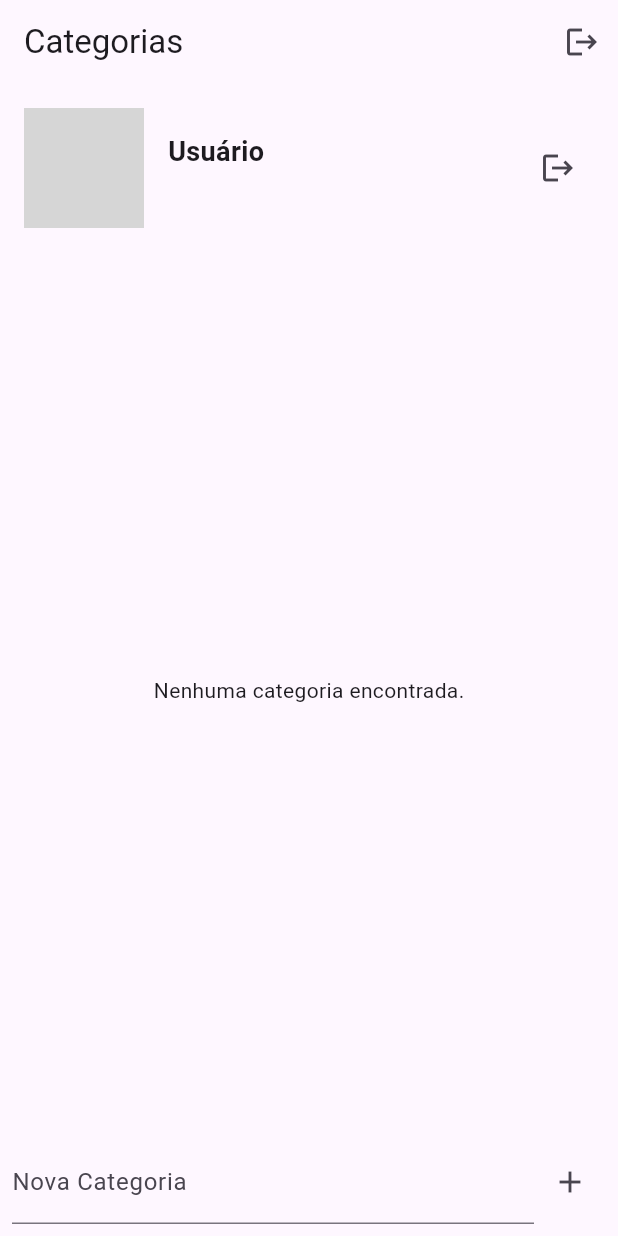
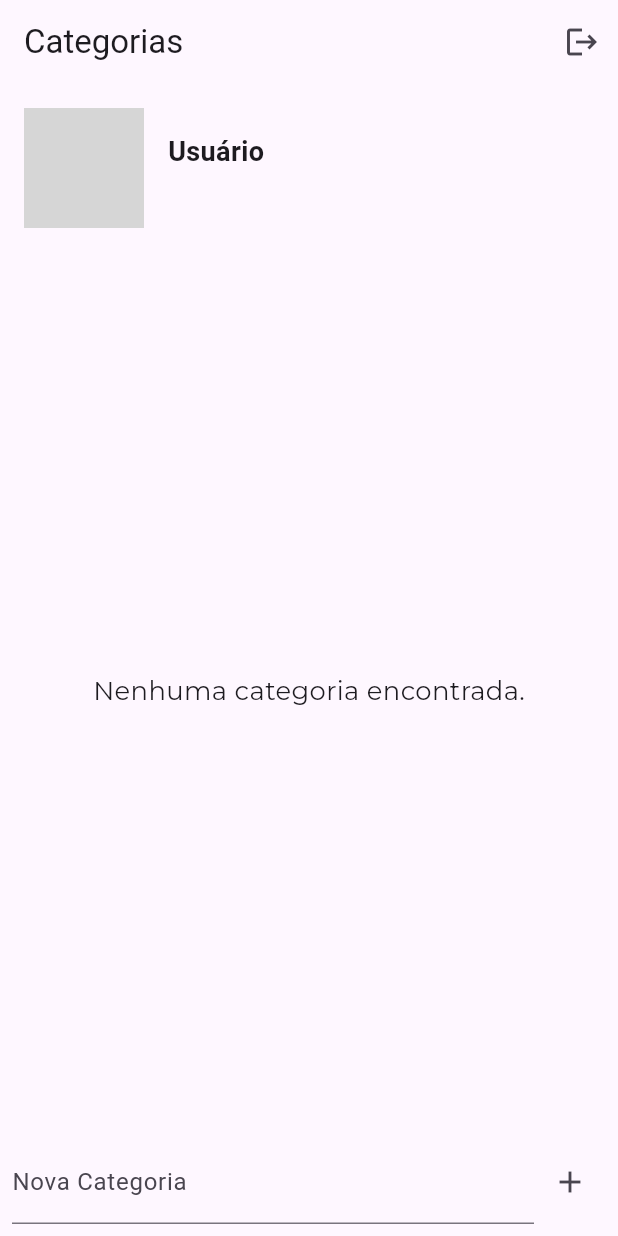
Before and after one commit to gui-bvr/Nota_Simples, a Flutter app: the screen it shows once a user with an empty profile is signed in, on a phone screen of 412 x 824 dp. Run offline on Flutter 3.47's test engine with Material 3 defaults, Android fonts, the light colour scheme and no system bars; our stand-ins replace firebase_auth, firebase_core, get, image_picker, ionicons, page_transition and 3 more; accounts and stored records are empty; grey boxes are pictures that could not be loaded.

Commit message:
Mudanças na home screen

```diff
--- a/lib/modules/home_screen/home_screen.dart
+++ b/lib/modules/home_screen/home_screen.dart
@@ -6,20 +6,18 @@ import 'package:image_picker/image_picker.dart';
 import '../../controllers/categoria_controller.dart';
 import '../pictures_screen/pictures_screen.dart';
 import '../login_screen/login_screen.dart';
+import 'package:sizer/sizer.dart';
 
 class HomeScreen extends StatelessWidget {
   final CategoriaController controller = Get.put(CategoriaController());
 
-  // Estados reativos para o perfil
-  final RxString profileImagePath = ''.obs; // Caminho da imagem de perfil
-  final RxString userName = 'Usuário'.obs; // Nome escolhido pelo usuário
-  final RxString userEmail = ''.obs; // Email do Firebase
-
+  final RxString profileImagePath = ''.obs;
+  final RxString userName = 'Usuário'.obs;
+  final RxString userEmail = ''.obs;
   HomeScreen({super.key});
 
   @override
   Widget build(BuildContext context) {
-    // Obter o email do Firebase Authentication ao inicializar
     _fetchUserEmail();
 
     return Scaffold(
@@ -35,18 +33,24 @@ class HomeScreen extends StatelessWidget {
       ),
       body: Column(
         children: [
-          // Seção do perfil
           _UserProfile(
             profileImagePath: profileImagePath,
             userName: userName,
             userEmail: userEmail,
             onLogout: _logout,
           ),
-          // Lista de categorias
           Expanded(
             child: Obx(() {
               if (controller.categorias.isEmpty) {
-                return Center(child: Text('Nenhuma categoria encontrada.'));
+                return Center(
+                    child: Text(
+                  'Nenhuma categoria encontrada.',
+                  style: TextStyle(
+                    fontSize: 17.sp,
+                    fontFamily: 'Montserrat',
+                    fontWeight: FontWeight.w100,
+                  ),
+                ));
               }
               return ListView.builder(
                 itemCount: controller.categorias.length,
@@ -149,21 +153,43 @@ class HomeScreen extends StatelessWidget {
   void _mostrarDialogoDeletar(BuildContext context, Categoria categoria) {
     Get.dialog(
       AlertDialog(
-        title: Text('Deletar Categoria'),
+        title: Text(
+          'Deletar Categoria',
+          style: TextStyle(
+            fontSize: 18.sp,
+            fontFamily: 'Montserrat',
+            fontWeight: FontWeight.w800,
+          ),
+        ),
         content: Text(
-          'Tem certeza de que deseja deletar a categoria "${categoria.nome}"? Todos os dados associados também serão apagados.',
+          'Tem certeza de que deseja deletar a categoria "${categoria.nome}"? Todas as imagens tambem serão excluidas.',
+          style: TextStyle(
+            fontSize: 15.sp,
+            fontFamily: 'Montserrat',
+            fontWeight: FontWeight.w100,
+          ),
         ),
         actions: [
           TextButton(
             onPressed: () => Get.back(),
-            child: Text('Cancelar'),
+            child: Text(
+              'Cancelar',
+              style: TextStyle(
+                fontSize: 16.sp,
+              ),
+            ),
           ),
           TextButton(
             onPressed: () async {
               await controller.removerCategoria(categoria.id);
               Get.back();
             },
-            child: Text('Deletar'),
+            child: Text(
+              'Deletar',
+              style: TextStyle(
+                fontSize: 16.sp,
+              ),
+            ),
           ),
         ],
       ),
@@ -177,7 +203,7 @@ class _UserProfile extends StatelessWidget {
   final RxString userEmail;
   final VoidCallback onLogout;
 
-  _UserProfile({
+  const _UserProfile({
     required this.profileImagePath,
     required this.userName,
     required this.userEmail,
@@ -220,11 +246,6 @@ class _UserProfile extends StatelessWidget {
                     )),
               ],
             ),
-          ),
-          IconButton(
-            icon: Icon(Icons.logout),
-            onPressed: onLogout,
-            tooltip: 'Sair',
           ),
         ],
       ),
```
